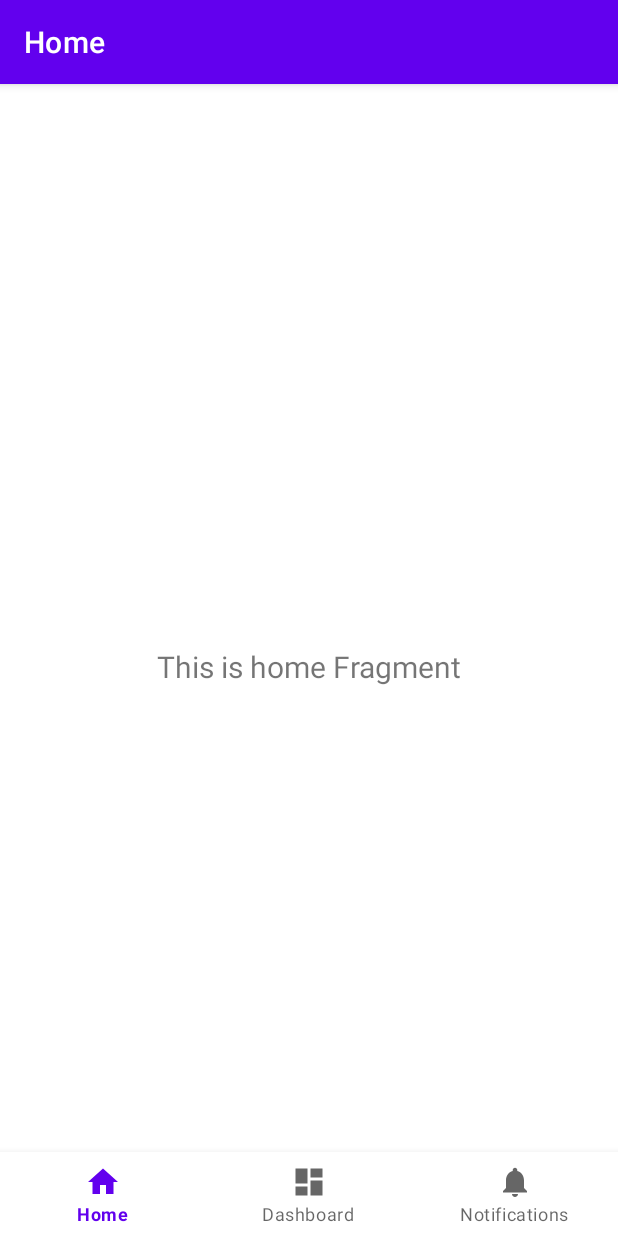
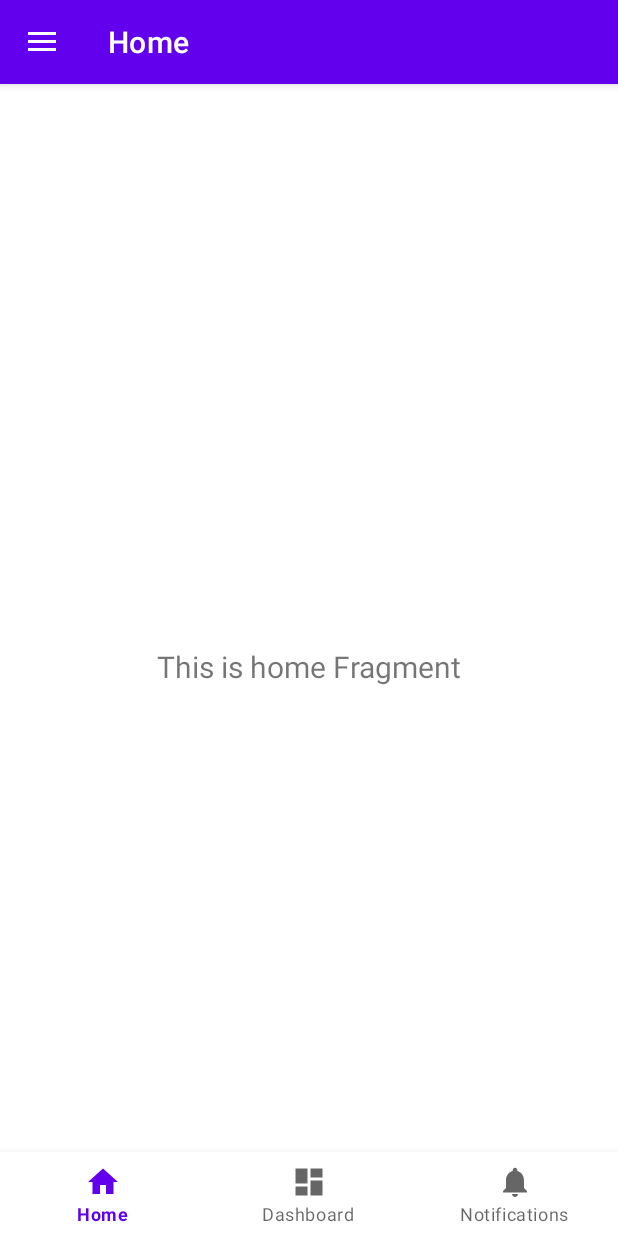
Before and after one commit to renatac/NailSchedule, an Android app: the BottomNavigationActivity screen opened directly, with no data from a screen before it, on a phone screen of 412 x 824 dp. Run offline under Robolectric (Android 15) with nearby library versions, the phone set to English and light mode, and no system bars; our stand-ins replace navigation-ui; 1 statement that could not run was skipped.

Commit message:
Additing DrawerLayout

```diff
--- a/app/src/main/java/com/example/nailschedule/view/activities/BottomNavigationActivity.kt
+++ b/app/src/main/java/com/example/nailschedule/view/activities/BottomNavigationActivity.kt
@@ -2,47 +2,123 @@ package com.example.nailschedule.view.activities
 
 import android.net.Uri
 import android.os.Bundle
+import android.util.Log
+import android.view.MenuItem
+import android.widget.Toast
+import androidx.appcompat.app.ActionBarDrawerToggle
 import androidx.appcompat.app.AppCompatActivity
+import androidx.core.view.GravityCompat
+import androidx.navigation.NavController
 import androidx.navigation.findNavController
-import com.google.android.material.bottomnavigation.BottomNavigationView
 import androidx.navigation.ui.AppBarConfiguration
-import androidx.navigation.ui.setupActionBarWithNavController
-import androidx.navigation.ui.setupWithNavController
+import androidx.navigation.ui.NavigationUI
 import com.example.nailschedule.R
-import com.example.nailschedule.databinding.ActivityBottonNavigationBinding
+import com.example.nailschedule.databinding.ActivityBottomNavigationBinding
+import com.example.nailschedule.databinding.NavHeaderBinding
 import com.example.nailschedule.view.activities.LoginActivity.Companion.EXTRA_DISPLAY_NAME
 import com.example.nailschedule.view.activities.LoginActivity.Companion.EXTRA_PHOTO_URL
+import com.google.android.material.bottomnavigation.BottomNavigationView
+import com.google.android.material.navigation.NavigationView
 
-class BottomNavigationActivity : AppCompatActivity() {
 
-    private lateinit var binding: ActivityBottonNavigationBinding
+class BottomNavigationActivity : AppCompatActivity() , NavigationView.OnNavigationItemSelectedListener {
+
+    private lateinit var activityBottomNavigationBinding: ActivityBottomNavigationBinding
+    private lateinit var navHeaderBinding: NavHeaderBinding
+    private lateinit var navController: NavController
+    private lateinit var appBarConfiguration: AppBarConfiguration
+
+    private var photoUrl: Uri? = null
+    private var displayName: String = ""
 
     override fun onCreate(savedInstanceState: Bundle?) {
         super.onCreate(savedInstanceState)
 
-        binding = ActivityBottonNavigationBinding.inflate(layoutInflater)
-        setContentView(binding.root)
+        activityBottomNavigationBinding = ActivityBottomNavigationBinding.inflate(layoutInflater)
+        navHeaderBinding = NavHeaderBinding.inflate(layoutInflater)
+        setContentView(activityBottomNavigationBinding.root)
+
+        val bottomNavigationView: BottomNavigationView = activityBottomNavigationBinding.bottomNavView
+
+        val navigationView: NavigationView = activityBottomNavigationBinding.navView
+        navigationView.setNavigationItemSelectedListener(this)
+
+        navController = findNavController(R.id.nav_host_fragment_activity_bottom_navigation)
+
+        // Passing each menu ID as a set of Ids because each
+        // menu should be considered as top level destinations.
+        appBarConfiguration = AppBarConfiguration(
+            setOf(
+                R.id.navigation_home, R.id.navigation_dashboard, R.id.navigation_notifications
+            ),
+            activityBottomNavigationBinding.drawerLayout
+        )
+
+        val toggle = ActionBarDrawerToggle(
+            this,
+            activityBottomNavigationBinding.drawerLayout,
+            R.string.open_drawer,
+            R.string.close_drawer
+        )
+        activityBottomNavigationBinding.drawerLayout.addDrawerListener(toggle)
+
+        toggle.syncState()
 
         getExtras()
+        setupNavHeaderElements()
 
-        val navView: BottomNavigationView = binding.navView
+        //Set the appBarConfiguration
+        NavigationUI.setupActionBarWithNavController(this, navController, appBarConfiguration)
+        //NavigationUI.setupWithNavController(binding.navView, navController)
 
-        val navController = findNavController(R.id.nav_host_fragment_activity_botton_navigation)
-        // Passing each menu ID as a set of Ids because each
-        // menu should be considered as top level destinations.
-        val appBarConfiguration = AppBarConfiguration(
-            setOf(
-                R.id.navigation_home, R.id.navigation_dashboard, R.id.navigation_notifications
-            )
-        )
-        setupActionBarWithNavController(navController, appBarConfiguration)
-        navView.setupWithNavController(navController)
+        //Enable BottomNavigationView Click
+        NavigationUI.setupWithNavController(bottomNavigationView, navController)
+        //setupActionBarWithNavController(navController, appBarConfiguration)
+        //bottomNavigationView.setupWithNavController(navController)
+    }
+
+    override fun onBackPressed() {
+        Log.i("test", "onBackPressed: ")
+        activityBottomNavigationBinding.apply {
+            if (drawerLayout.isDrawerOpen(GravityCompat.START)) {
+                drawerLayout.closeDrawer(GravityCompat.START)
+            } else {
+                super.onBackPressed()
+            }
+        }
+    }
+
+    override fun onSupportNavigateUp(): Boolean {
+        Log.i("test", "onSupportNavigateUp: ")
+        return NavigationUI.navigateUp(navController, appBarConfiguration)
     }
 
     private fun getExtras() {
-        val displayName = intent.getBundleExtra(LoginActivity.EXTRA_USER_DATA)
-            ?.getString(EXTRA_DISPLAY_NAME)
-        val photoUrl = Uri.parse(intent.getBundleExtra(LoginActivity.EXTRA_USER_DATA)
-            ?.getString(EXTRA_PHOTO_URL))
+        //val bundle = intent.getStringExtra()
+        displayName = intent.getStringExtra(EXTRA_DISPLAY_NAME) ?: ""
+        photoUrl = Uri.parse(intent.getStringExtra(EXTRA_PHOTO_URL))
+    }
+
+    private fun setupNavHeaderElements() {
+        navHeaderBinding.apply {
+            navHeaderTextView.text = displayName
+            navHeaderImageView.setImageURI(photoUrl)
+        }
+    }
+
+    override fun onNavigationItemSelected(item: MenuItem): Boolean {
+        when (item.itemId) {
+            R.id.create_new -> {
+                Toast.makeText(this, "Menu 1", Toast.LENGTH_SHORT).show()
+            }
+            R.id.open -> {
+                Toast.makeText(this, "Menu 2", Toast.LENGTH_SHORT).show()
+            }
+            else -> {
+                Toast.makeText(this, "Menu Default", Toast.LENGTH_SHORT).show()
+            }
+        }
+        activityBottomNavigationBinding.drawerLayout.closeDrawer(GravityCompat.START)
+        return true
     }
 }
--- /dev/null
+++ b/app/src/main/res/layout/activity_bottom_navigation.xml
@@ -0,0 +1,51 @@
+<?xml version="1.0" encoding="utf-8"?>
+<!-- Use DrawerLayout as root container for activity -->
+
+<androidx.constraintlayout.widget.ConstraintLayout xmlns:android="http://schemas.android.com/apk/res/android"
+    xmlns:app="http://schemas.android.com/apk/res-auto"
+    xmlns:tools="http://schemas.android.com/tools"
+    android:layout_width="match_parent"
+    android:layout_height="match_parent">
+
+    <androidx.drawerlayout.widget.DrawerLayout
+        android:id="@+id/drawer_layout"
+        android:layout_width="match_parent"
+        android:layout_height="match_parent"
+        android:fitsSystemWindows="true"
+        tools:openDrawer="start">
+
+        <fragment
+            android:id="@+id/nav_host_fragment_activity_bottom_navigation"
+            android:name="androidx.navigation.fragment.NavHostFragment"
+            android:layout_width="0dp"
+            android:layout_height="0dp"
+            app:defaultNavHost="true"
+            app:layout_constraintBottom_toTopOf="@id/bottomNavView"
+            app:layout_constraintLeft_toLeftOf="parent"
+            app:layout_constraintRight_toRightOf="parent"
+            app:layout_constraintTop_toTopOf="parent"
+            app:navGraph="@navigation/mobile_navigation" />
+
+        <com.google.android.material.navigation.NavigationView
+            android:id="@+id/navView"
+            android:layout_width="match_parent"
+            android:layout_height="match_parent"
+            android:layout_gravity="start"
+            app:headerLayout="@layout/nav_header"
+            app:menu="@menu/menu_nav" />
+
+    </androidx.drawerlayout.widget.DrawerLayout>
+
+    <com.google.android.material.bottomnavigation.BottomNavigationView
+        android:id="@+id/bottomNavView"
+        android:layout_width="0dp"
+        android:layout_height="wrap_content"
+        android:layout_marginStart="0dp"
+        android:layout_marginEnd="0dp"
+        android:background="?android:attr/windowBackground"
+        app:layout_constraintBottom_toBottomOf="parent"
+        app:layout_constraintStart_toStartOf="parent"
+        app:layout_constraintEnd_toEndOf="parent"
+        app:menu="@menu/bottom_nav_menu" />
+
+</androidx.constraintlayout.widget.ConstraintLayout>
--- a/app/src/main/res/layout/activity_botton_navigation.xml
+++ /dev/null
@@ -1,33 +0,0 @@
-<?xml version="1.0" encoding="utf-8"?>
-<androidx.constraintlayout.widget.ConstraintLayout xmlns:android="http://schemas.android.com/apk/res/android"
-    xmlns:app="http://schemas.android.com/apk/res-auto"
-    android:id="@+id/container"
-    android:layout_width="match_parent"
-    android:layout_height="match_parent"
-    android:paddingTop="?attr/actionBarSize">
-
-    <fragment
-        android:id="@+id/nav_host_fragment_activity_botton_navigation"
-        android:name="androidx.navigation.fragment.NavHostFragment"
-        android:layout_width="0dp"
-        android:layout_height="0dp"
-        app:defaultNavHost="true"
-        app:layout_constraintBottom_toTopOf="@id/nav_view"
-        app:layout_constraintLeft_toLeftOf="parent"
-        app:layout_constraintRight_toRightOf="parent"
-        app:layout_constraintTop_toTopOf="parent"
-        app:navGraph="@navigation/mobile_navigation" />
-
-    <com.google.android.material.bottomnavigation.BottomNavigationView
-        android:id="@+id/nav_view"
-        android:layout_width="0dp"
-        android:layout_height="wrap_content"
-        android:layout_marginStart="0dp"
-        android:layout_marginEnd="0dp"
-        android:background="?android:attr/windowBackground"
-        app:layout_constraintBottom_toBottomOf="parent"
-        app:layout_constraintStart_toStartOf="parent"
-        app:layout_constraintEnd_toEndOf="parent"
-        app:menu="@menu/bottom_nav_menu" />
-
-</androidx.constraintlayout.widget.ConstraintLayout>
--- /dev/null
+++ b/app/src/main/res/menu/menu_nav.xml
@@ -0,0 +1,32 @@
+<?xml version="1.0" encoding="utf-8"?>
+<menu xmlns:android="http://schemas.android.com/apk/res/android">
+    <group>
+        <item android:id="@+id/nav_item_one"
+            android:icon="@android:drawable/ic_menu_add"
+            android:title="Item 1" />
+        <item android:id="@+id/nav_item_two"
+            android:icon="@android:drawable/ic_menu_agenda"
+            android:title="Item 2" />
+        <item android:id="@+id/nav_item_three"
+            android:icon="@android:drawable/ic_menu_call"
+            android:title="Item 3" />
+    </group>
+
+    <group android:id="@+id/group_menu">
+        <item android:id="@+id/nav_item_four"
+            android:title="Item 4" />
+        <item android:id="@+id/nav_item_five"
+            android:title="Item 5" />
+    </group>
+
+    <item android:title="Title 1">
+        <menu>
+            <item android:id="@+id/nav_item_six"
+                android:icon="@android:drawable/ic_menu_camera"
+                android:title="Item 6" />
+            <item android:id="@+id/nav_item_seven"
+                android:icon="@android:drawable/ic_menu_compass"
+                android:title="Item 7" />
+        </menu>
+    </item>
+</menu>
--- a/app/src/main/res/values/strings.xml
+++ b/app/src/main/res/values/strings.xml
@@ -4,4 +4,6 @@
     <string name="title_home">Home</string>
     <string name="title_dashboard">Dashboard</string>
     <string name="title_notifications">Notifications</string>
+    <string name="open_drawer">Abrir</string>
+    <string name="close_drawer">Fechar</string>
 </resources>
```
Also changed, not shown: app/src/main/java/com/example/nailschedule/view/activities/LoginActivity.kt (+2 -6 lines), app/src/main/res/layout/nav_header.xml (added, +29 -0 lines), app/src/main/res/menu/drawermenu.xml (added, +13 -0 lines), 1 other file.
